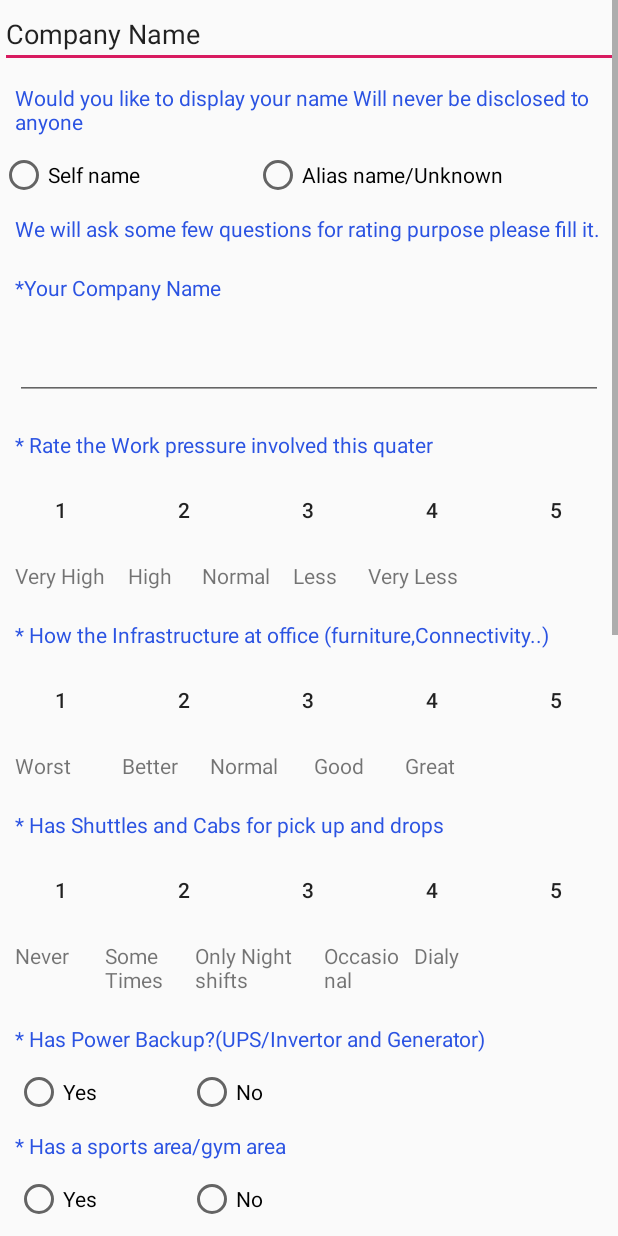
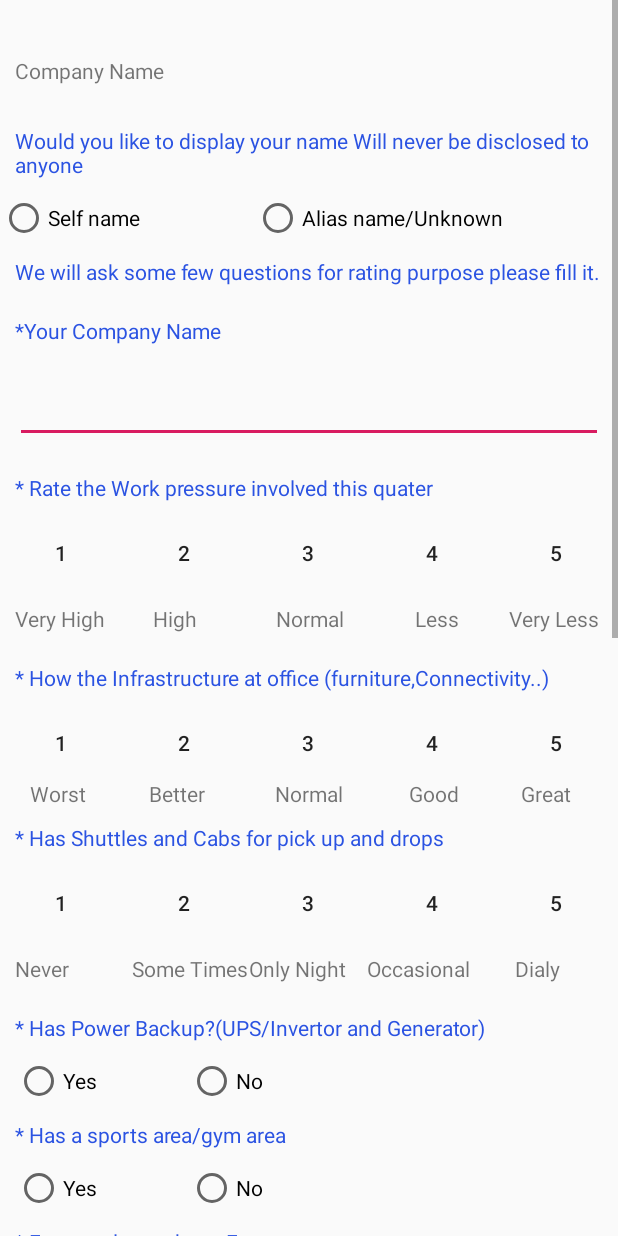
Before and after one commit to akhilardy/dummy, an Android app: the layout activity_main.xml on its own in the app's theme, with its tools: preview values and no code run, on a phone screen of 412 x 824 dp. Run offline under Robolectric (Android 15) with nearby library versions, the phone set to English and light mode, and no system bars.

Commit message:
made xml changes

```diff
--- a/app/build.gradle
+++ b/app/build.gradle
@@ -1,5 +1,5 @@
 apply plugin: 'com.android.application'
-
+apply plugin: 'com.google.gms.google-services'
 android {
     compileSdkVersion 29
     buildToolsVersion "29.0.1"
@@ -24,6 +24,8 @@ dependencies {
     implementation 'androidx.appcompat:appcompat:1.1.0'
     implementation 'androidx.constraintlayout:constraintlayout:1.1.3'
     testImplementation 'junit:junit:4.12'
+    implementation 'com.google.firebase:firebase-auth:19.2.0'
+    implementation 'com.google.firebase:firebase-database:19.2.0'
     androidTestImplementation 'androidx.test:runner:1.2.0'
     androidTestImplementation 'androidx.test.espresso:espresso-core:3.2.0'
 }
--- a/app/src/main/java/com/example/myapplication/MainActivity.java
+++ b/app/src/main/java/com/example/myapplication/MainActivity.java
@@ -12,19 +12,25 @@ import android.widget.Button;
 import android.widget.EditText;
 import android.widget.RadioButton;
 import android.widget.RadioGroup;
+import android.widget.RatingBar;
 import android.widget.TextView;
 import android.widget.Toast;
+
+import com.google.firebase.database.DatabaseReference;
+import com.google.firebase.database.FirebaseDatabase;
 
 public class MainActivity extends AppCompatActivity {
 //store in "nameOFEmployee" in database
     String nameOfEmployee;
     int a1=0;
     String dummyName;
+    private DatabaseReference mDatabase;
     @Override
     protected void onCreate(Bundle savedInstanceState) {
         super.onCreate(savedInstanceState);
         setContentView(R.layout.activity_main);
         TextView name=(TextView)findViewById(R.id.textView);
+        mDatabase= FirebaseDatabase.getInstance().getReference("rateyouremployee");
 
 
 
@@ -35,12 +41,18 @@ public class MainActivity extends AppCompatActivity {
         View promptsView=li.inflate(R.layout.prompts,null);
         final AlertDialog.Builder builder =new AlertDialog.Builder(this);
         builder.setView(promptsView);
+
+
+        //add companyName to database
+
         final EditText nameBox=(EditText)promptsView.findViewById(R.id.editText2);
         builder.setCancelable(false);
         builder.setPositiveButton("OK", new DialogInterface.OnClickListener() {
             @Override
             public void onClick(DialogInterface dialogInterface, int i) {
                 nameOfEmployee=nameBox.getText().toString();
+
+                //add to database
 
             }
         });
@@ -63,12 +75,13 @@ public class MainActivity extends AppCompatActivity {
             case R.id.btn1:
 
                 Button b1=(Button)findViewById(R.id.btn1);
+                //add to database
                 q1=Integer.parseInt(b1.getText().toString());
                 Log.d("sample q1", "value of q1 "+q1);
                 //store the "q1" int database
                 break;
             case R.id.btn2:
-
+                //add to database
                 Button b2=(Button)findViewById(R.id.btn2);
                 q1=Integer.parseInt(b2.getText().toString());
                 Log.d("sample q1", "value of q1 "+q1);
@@ -76,21 +89,21 @@ public class MainActivity extends AppCompatActivity {
                 break;
 
             case R.id.btn3:
-
+                //add to database
                 Button b3=(Button)findViewById(R.id.btn3);
                 q1=Integer.parseInt(b3.getText().toString());
                 Log.d("sample q1", "value of q1 "+q1);
                 //store the "q1" int database
                 break;
             case R.id.btn4:
-
+                //add to database
                 Button b4=(Button)findViewById(R.id.btn4);
                 q1=Integer.parseInt(b4.getText().toString());
                 Log.d("sample q1", "value of q1 "+q1);
                 //store the "q1" int database
                 break;
             case R.id.btn5:
-
+                //add to database
                 Button b5=(Button)findViewById(R.id.btn5);
                 q1=Integer.parseInt(b5.getText().toString());
                 Log.d("sample q1", "value of q1 "+q1);
@@ -115,30 +128,42 @@ public class MainActivity extends AppCompatActivity {
                 break;
         }
     }
-    public void radioLeader(View view){
-        String input="default";
-        switch (view.getId()){
+    public void radioLeader(View view) {
+        String input = "default";
+        switch (view.getId()) {
             case R.id.radioLeaderYes:
-                RadioButton rbtn=(RadioButton)findViewById(R.id.radioLeaderYes);
-                input=rbtn.getText().toString();
+                RadioButton rbtn = (RadioButton) findViewById(R.id.radioLeaderYes);
+                input = rbtn.getText().toString();
                 //store input value in dataBase
-                Log.d("radio", "radioInputMethod: "+input);
+                Log.d("radio", "radioInputMethod: " + input);
                 break;
             case R.id.radioLeaderNo:
-                RadioButton rbtnNo=(RadioButton)findViewById(R.id.radioLeaderNo);
-                input=rbtnNo.getText().toString();
+                RadioButton rbtnNo = (RadioButton) findViewById(R.id.radioLeaderNo);
+                input = rbtnNo.getText().toString();
                 //store input value in dataBase
-                Log.d("radio", "radioInputMethod: "+input);
+                Log.d("radio", "radioInputMethod: " + input);
                 break;
             case R.id.noLeader:
-                RadioButton noLeader=(RadioButton)findViewById(R.id.noLeader);
-                input=noLeader.getText().toString();
+                RadioButton noLeader = (RadioButton) findViewById(R.id.noLeader);
+                input = noLeader.getText().toString();
                 //store input value in dataBase
-                Log.d("radio", "radioInputMethod: "+input);
+                Log.d("radio", "radioInputMethod: " + input);
                 break;
         }
     }
+        public void database(View view){
+            RatingBar rating=(RatingBar)findViewById(R.id.ratingBar);
+            //add rating to database
+            final TextView comName=(TextView) findViewById(R.id.tvCom);
+            final EditText name=(EditText)findViewById(R.id.companyName);
+            String companyName=name.getText().toString();
+            comName.setText(companyName);
+            Log.d("companyName",companyName);
 
-
-
-}
+            //add companyName to database
+            Float ratingVal=rating.getRating();
+            Log.d("rating",ratingVal+"");
+            TextView comRating=(TextView)findViewById(R.id.finalView);
+            comRating.setText(ratingVal+"");
+        }
+    }
--- a/app/src/main/res/layout/activity_main.xml
+++ b/app/src/main/res/layout/activity_main.xml
@@ -17,15 +17,28 @@
             android:layout_height="wrap_content"
             android:orientation="vertical"
            >
-            <EditText
-                android:id="@+id/editText"
-                android:layout_width="match_parent"
+            <LinearLayout
+                android:layout_width="fill_parent"
                 android:layout_height="wrap_content"
-                android:layout_weight="1"
-                android:ems="10"
-                android:inputType="textPersonName"
-                android:text="Company Name"
-                />
+                android:layout_margin="10sp">
+                <TextView
+                    android:id="@+id/tvCom"
+                    android:layout_width="200sp"
+                    android:layout_height="wrap_content"
+                    android:layout_weight="1"
+                    android:ems="10"
+                    android:inputType="textPersonName"
+                    android:text="Company Name"
+                    />
+                <TextView
+                    android:id="@+id/finalView"
+                    android:layout_width="100sp"
+                    android:textColor="@color/colorText"
+                    android:textSize="40dp"
+                    android:layout_height="wrap_content"/>
+
+            </LinearLayout>
+
 
     <TextView
         android:id="@+id/textView"
@@ -79,6 +92,7 @@
         android:layout_width="match_parent"
         android:layout_height="wrap_content"
         android:layout_margin="10sp"
+        android:id="@+id/companyName"
         />
     <TextView
         android:layout_width="match_parent"
@@ -94,34 +108,33 @@
     android:layout_height="wrap_content"
     android:layout_margin="10sp">
     <TextView
-        android:layout_width="60sp"
+        android:layout_width="0dp"
         android:layout_height="wrap_content"
-
+        android:layout_weight="1"
         android:text="Very High"/>
     <TextView
-        android:layout_width="60sp"
+        android:layout_width="0dp"
         android:layout_height="wrap_content"
-        android:gravity="center"
-
+        android:layout_weight="1"
+        android:layout_marginStart="30dp"
         android:text="High"/>
 
     <TextView
-        android:layout_width="55dp"
-        android:layout_height="match_parent"
-        android:gravity="center"
-
+        android:layout_width="0dp"
+        android:layout_height="wrap_content"
+        android:layout_weight="1"
+        android:layout_marginStart="20dp"
         android:text="Normal" />
     <TextView
-        android:layout_width="50sp"
+        android:layout_width="0dp"
         android:layout_height="wrap_content"
-        android:gravity="center"
-
+        android:layout_weight="1"
+        android:layout_marginStart="30dp"
         android:text="Less"/>
     <TextView
-        android:layout_width="80sp"
+        android:layout_width="0dp"
         android:layout_height="wrap_content"
-        android:layout_marginLeft="10sp"
-
+        android:layout_weight="1"
         android:text="Very Less"/>
 
 
@@ -138,32 +151,38 @@
         <LinearLayout
             android:layout_width="fill_parent"
             android:layout_height="wrap_content"
-            android:layout_margin="10sp">
+            android:layout_weight="1"
+            >
         <TextView
-            android:layout_width="60sp"
+            android:layout_width="0dp"
             android:layout_height="wrap_content"
-
+            android:layout_weight="1"
+            android:layout_marginStart="20dp"
             android:text="Worst"/>
         <TextView
-            android:layout_width="60sp"
+            android:layout_width="0dp"
             android:layout_height="wrap_content"
-            android:gravity="center"
+            android:layout_marginStart="15dp"
+            android:layout_weight="1"
             android:text="Better"/>
 
         <TextView
-            android:layout_width="66dp"
-            android:layout_height="match_parent"
-            android:gravity="center"
+            android:layout_width="0dp"
+            android:layout_height="wrap_content"
+            android:layout_weight="1"
+            android:layout_marginStart="20dp"
             android:text="Normal" />
         <TextView
-            android:layout_width="60sp"
+            android:layout_width="0dp"
             android:layout_height="wrap_content"
-            android:gravity="center"
+            android:layout_weight="1"
+            android:layout_marginStart="25dp"
             android:text="Good"/>
         <TextView
-            android:layout_width="60sp"
+            android:layout_width="0dp"
             android:layout_height="wrap_content"
-            android:gravity="center"
+            android:layout_weight="1"
+            android:layout_marginStart="10dp"
             android:text="Great"/>
 
         </LinearLayout>
@@ -180,36 +199,34 @@
             android:layout_height="wrap_content"
             android:layout_margin="10sp">
             <TextView
-                android:layout_width="40sp"
+                android:layout_width="0dp"
                 android:layout_height="wrap_content"
+                android:layout_weight="1"
 
                 android:text="Never"/>
             <TextView
-                android:layout_width="60sp"
+                android:layout_width="0dp"
                 android:layout_height="wrap_content"
-                android:layout_marginLeft="20dp"
-                android:layout_gravity="center_horizontal"
+                android:layout_weight="1"
                 android:text="Some Times"/>
 
             <TextView
-                android:layout_width="66dp"
+                android:layout_width="0dp"
                 android:layout_height="match_parent"
-
+                android:layout_weight="1"
 
                 android:text="Only Night shifts" />
             <TextView
-                android:layout_width="50sp"
+                android:layout_width="0dp"
                 android:layout_height="wrap_content"
-                android:layout_marginLeft="20sp"
-                android:layout_gravity="center_horizontal"
+                android:layout_weight="1"
 
                 android:text="Occasional"/>
             <TextView
-                android:layout_width="70sp"
+                android:layout_width="0dp"
                 android:layout_height="wrap_content"
-                android:layout_marginLeft="10sp"
-
-
+               android:layout_weight="1"
+                android:paddingLeft="20dp"
                 android:text="Dialy"/>
 
         </LinearLayout>
@@ -243,34 +260,34 @@
                 android:layout_height="wrap_content"
                 android:layout_margin="10sp">
                 <TextView
-                    android:layout_width="60sp"
+                    android:layout_width="0dp"
                     android:layout_height="wrap_content"
-
+                    android:layout_weight="1"
                     android:text="Weekly"/>
                 <TextView
-                    android:layout_width="60sp"
+                    android:layout_width="0dp"
                     android:layout_height="wrap_content"
-                    android:gravity="center"
-
+                    android:layout_weight="1"
+                    android:layout_marginStart="10dp"
                     android:text="Monthly"/>
 
                 <TextView
-                    android:layout_width="55dp"
-                    android:layout_height="match_parent"
-                    android:gravity="center"
-
+                    android:layout_width="0dp"
+                    android:layout_height="wrap_content"
+                    android:layout_weight="1"
+                    android:layout_marginStart="10dp"
                     android:text="Quaterly" />
                 <TextView
-                    android:layout_width="80sp"
+                    android:layout_width="0dp"
                     android:layout_height="wrap_content"
-                    android:layout_marginLeft="10sp"
-
+                    android:layout_weight="1"
+                    android:layout_marginStart="20dp"
                     android:text="Very Often"/>
                 <TextView
-                    android:layout_width="80sp"
+                    android:layout_width="0dp"
+                    android:layout_marginStart="15dp"
                     android:layout_height="wrap_content"
-
-
+                    android:layout_weight="1"
                     android:text="Never"/>
 
 
@@ -288,30 +305,33 @@
                 android:layout_height="wrap_content"
                 android:layout_margin="10sp">
                 <TextView
-                    android:layout_width="60sp"
+                    android:layout_width="0dp"
                     android:layout_height="wrap_content"
-
+                    android:layout_weight="1"
                     android:text="Very Easy"/>
                 <TextView
-                    android:layout_width="60sp"
+                    android:layout_width="0dp"
                     android:layout_height="wrap_content"
-                    android:gravity="center"
+                    android:layout_weight="1"
+                    android:layout_marginStart="20dp"
                     android:text="Easy"/>
 
                 <TextView
-                    android:layout_width="66dp"
-                    android:layout_height="match_parent"
-                    android:gravity="center"
+                    android:layout_width="0dp"
+                    android:layout_height="wrap_content"
+                    android:layout_weight="1"
                     android:text="Medium" />
                 <TextView
-                    android:layout_width="60sp"
+                    android:layout_width="0dp"
                     android:layout_height="wrap_content"
-                    android:gravity="center"
+                    android:layout_weight="1"
+                    android:layout_marginStart="30dp"
                     android:text="Hard"/>
                 <TextView
-                    android:layout_width="60sp"
+                    android:layout_width="0dp"
                     android:layout_height="wrap_content"
-                    android:gravity="center"
+                    android:layout_weight="1"
+                    android:layout_marginStart="20dp"
                     android:text="Killer"/>
 
             </LinearLayout>
@@ -398,6 +418,7 @@
             android:background="@drawable/submit"
             android:textColor="@color/white"
             android:layout_margin="10dp"
+            android:onClick="database"
 
 
             android:text="Submit"/>
--- a/app/src/main/res/layout/common_layout.xml
+++ b/app/src/main/res/layout/common_layout.xml
@@ -8,7 +8,7 @@
             style="@style/Widget.AppCompat.Button.Borderless"
             android:layout_height="wrap_content"
             android:text="1"
-            android:layout_width="30sp"
+            android:layout_width="0dp"
             android:layout_weight="1"
             android:background="@drawable/round_button"
             android:onClick="takeNum"
@@ -17,7 +17,7 @@
             style="@style/Widget.AppCompat.Button.Borderless"
             android:layout_height="wrap_content"
             android:text="2"
-            android:layout_width="30sp"
+            android:layout_width="0dp"
             android:layout_weight="1"
             android:background="@drawable/round_button"
             android:onClick="takeNum"
@@ -27,7 +27,7 @@
             style="@style/Widget.AppCompat.Button.Borderless"
             android:layout_height="wrap_content"
             android:text="3"
-            android:layout_width="30sp"
+            android:layout_width="0dp"
             android:layout_weight="1"
             android:background="@drawable/round_button"
             android:onClick="takeNum"
@@ -36,7 +36,7 @@
             style="@style/Widget.AppCompat.Button.Borderless"
             android:layout_height="wrap_content"
             android:text="4"
-            android:layout_width="30sp"
+            android:layout_width="0dp"
             android:layout_weight="1"
             android:background="@drawable/round_button"
             android:onClick="takeNum"
@@ -45,7 +45,7 @@
             style="@style/Widget.AppCompat.Button.Borderless"
             android:layout_height="wrap_content"
             android:text="5"
-            android:layout_width="30sp"
+            android:layout_width="0dp"
             android:layout_weight="1"
             android:background="@drawable/round_button"
             android:onClick="takeNum"
--- a/build.gradle
+++ b/build.gradle
@@ -8,6 +8,7 @@ buildscript {
     }
     dependencies {
         classpath 'com.android.tools.build:gradle:3.4.2'
+        classpath 'com.google.gms:google-services:4.3.3'
 
         // NOTE: Do not place your application dependencies here; they belong
         // in the individual module build.gradle files
```
Also changed, not shown: 1 other file.
